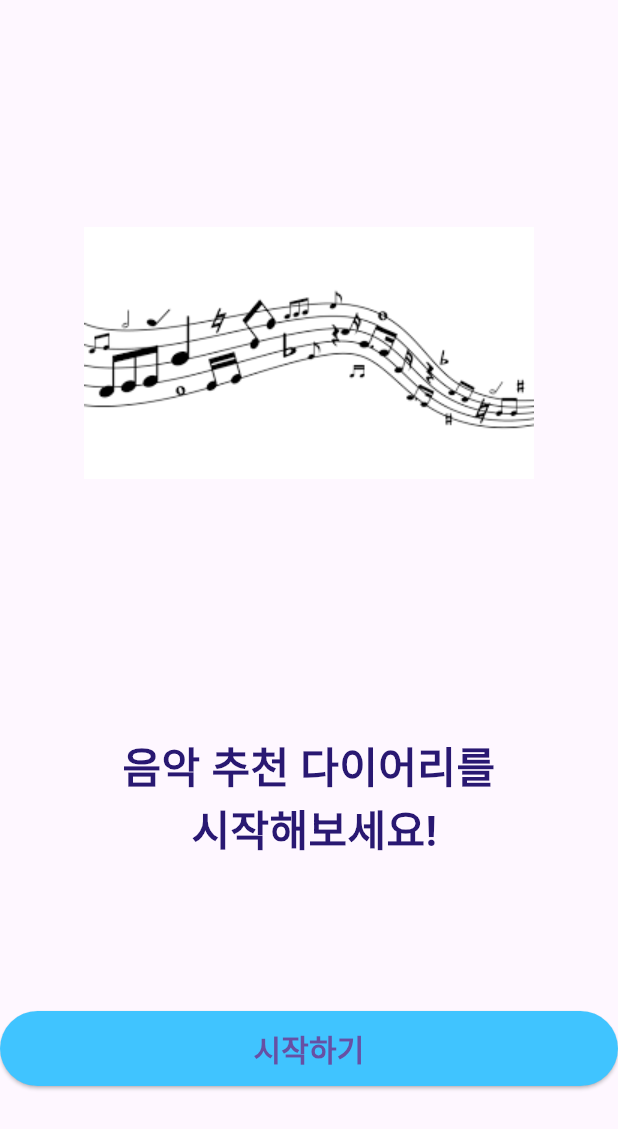
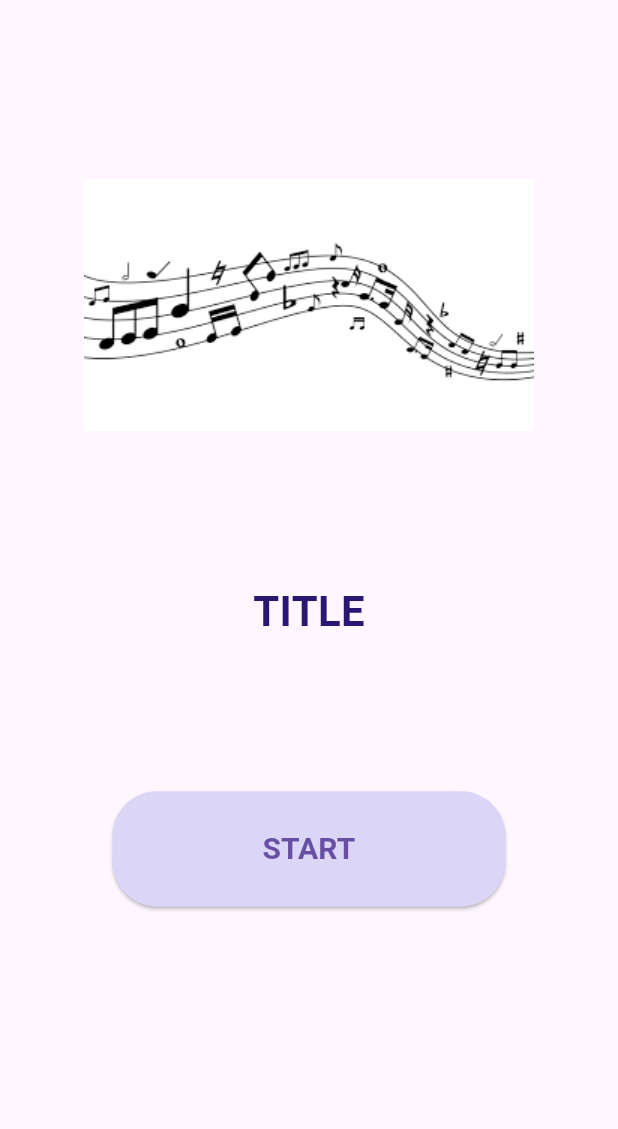
Before and after one commit to Sieun-Github/mydiary, a Flutter app: the screen it shows after launch, on a phone screen of 412 x 824 dp. Shown: the top 1129 px of the screen. Run offline on Flutter 3.47's test engine with Material 3 defaults, Android fonts, the phone set to English and light mode, and no system bars; our stand-ins replace go_router, image_picker, table_calendar; missing offline and left inert: mysql_client.

Commit message:
mysql 내용과  날짜, 수정가능시간 CRUD 가능 & 텍스트 및 요소 색상 변경

```diff
--- a/lib/src/diary.dart
+++ b/lib/src/diary.dart
@@ -281,10 +281,10 @@ class _DiaryState extends State<Diary> {
                     maxLines: 8,
                     decoration: const InputDecoration(
                       focusedBorder: OutlineInputBorder(
-                        borderSide: BorderSide(color: Color(0xff291872), width: 2.0),
+                        borderSide: BorderSide(color: Color(0xff291872)),
                       ),
                       enabledBorder: OutlineInputBorder(
-                        borderSide: BorderSide(color: Color(0xff291872), width: 2.0),
+                        borderSide: BorderSide(color: Color(0xff291872)),
                       ),
                       labelText: '일기 작성',
                       labelStyle: TextStyle(color: Color(0xff291872))
--- a/lib/src/first_page.dart
+++ b/lib/src/first_page.dart
@@ -7,48 +7,37 @@ class FirstPage extends StatelessWidget {
   @override
   Widget build(BuildContext context) {
     return Scaffold(
-      body: Stack(
-        // fit: StackFit.expand,
+      body: Center(
+        child: Column(
+        mainAxisAlignment: MainAxisAlignment.center,
+        crossAxisAlignment: CrossAxisAlignment.center,
         children: [
-          Positioned(
-            top: 120,
-            left: 0,
-            right: 0,
-            child: SizedBox(
-              child: Image.asset(
-                'assets/images/Music.png',
-              ),
-            ),
-          ),
-          Positioned(
-            bottom: MediaQuery.of(context).padding.bottom,
-            left: 0,
-            right: 0,
-            child: Column(
-              crossAxisAlignment: CrossAxisAlignment.stretch,
-              children: [
-                const Text(
-                  '음악 추천 다이어리를\n 시작해보세요!',
-                  textAlign: TextAlign.center,
+          SizedBox(child: Image.asset('assets/images/Music.png')),
+          const SizedBox(height: 100,),
+          Text(
+            'TITLE',
             style: TextStyle(
                 fontSize: 28,
                 fontWeight: FontWeight.bold,
                 color: Color(0xff291872)),
           ),
-                const SizedBox(height: 100),
+          const SizedBox(
+            height: 100,
+          ),
           ElevatedButton(
             onPressed: () {
               GoRouter.of(context).go('/home');
             },
             style: ElevatedButton.styleFrom(
-                    backgroundColor: Colors.lightBlueAccent,
+              padding: EdgeInsets.symmetric(horizontal: 100, vertical: 24),
+              backgroundColor: Color(0xffdbd5f6),
               shape: RoundedRectangleBorder(
                 borderRadius: BorderRadius.circular(30),
               ),
-                    minimumSize: const Size(150, 50),
+              minimumSize: const Size(10, 50),
             ),
             child: const Text(
-                    '시작하기',
+              'START',
               textAlign: TextAlign.center,
               style: TextStyle(fontSize: 20, fontWeight: FontWeight.bold),
             ),
@@ -56,9 +45,61 @@ class FirstPage extends StatelessWidget {
           const SizedBox(height: 100),
         ],
       ),
-          ),
-        ],
-      ),
+      )
+      // body: Stack(
+      //   // fit: StackFit.expand,
+      //   children: [
+      //     Positioned(
+      //       top: 120,
+      //       left: 0,
+      //       right: 0,
+      //       child: SizedBox(
+      //         child: Image.asset(
+      //           'assets/images/Music.png',
+      //         ),
+      //       ),
+      //     ),
+      //     Positioned(
+      //       bottom: MediaQuery.of(context).padding.bottom,
+      //       left: 0,
+      //       right: 0,
+      //       child: Column(
+      //         crossAxisAlignment: CrossAxisAlignment.stretch,
+      //         children: [
+      //           const Text(
+      //             '음악 추천 다이어리를\n 시작해보세요!',
+      //             textAlign: TextAlign.center,
+      //             style: TextStyle(
+      //                 fontSize: 28,
+      //                 fontWeight: FontWeight.bold,
+      //                 color: Color(0xff291872)),
+      //           ),
+      //           const SizedBox(height: 100),
+      //           const SizedBox(height:100,),
+      //           ElevatedButton(
+      //             onPressed: () {
+      //               GoRouter.of(context).go('/home');
+      //             },
+      //             style: ElevatedButton.styleFrom(
+      //               padding: EdgeInsets.symmetric(horizontal: 100, vertical: 24),
+      //               backgroundColor: Color(0xffdbd5f6),
+      //               shape: RoundedRectangleBorder(
+      //                 borderRadius: BorderRadius.circular(30),
+      //               ),
+      //               minimumSize: const Size(10, 50),
+      //             ),
+      //             child: const Text(
+      //               'START',
+      //               textAlign: TextAlign.center,
+      //               style: TextStyle(fontSize: 20, fontWeight: FontWeight.bold),
+      //             ),
+      //           ),
+      //           const SizedBox(height: 100),
+      //         ],
+      //       ),
+      //     ),
+      //   ],
+      // ),
     );
   }
 }
```
Lines whose indentation alone changed are shown as unchanged.
